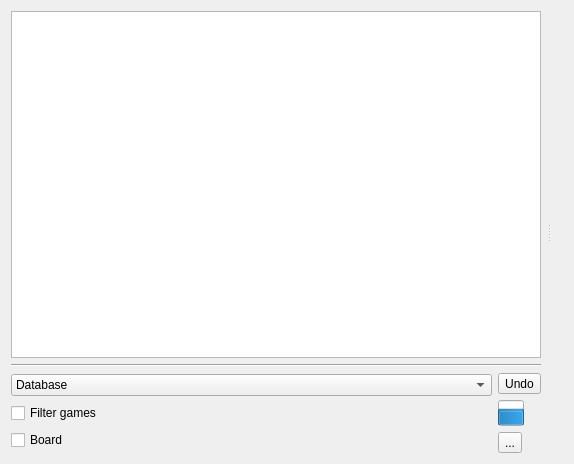
Isarhamster/chessx, file src/gui/openingtreewidget.ui: the form before one commit.
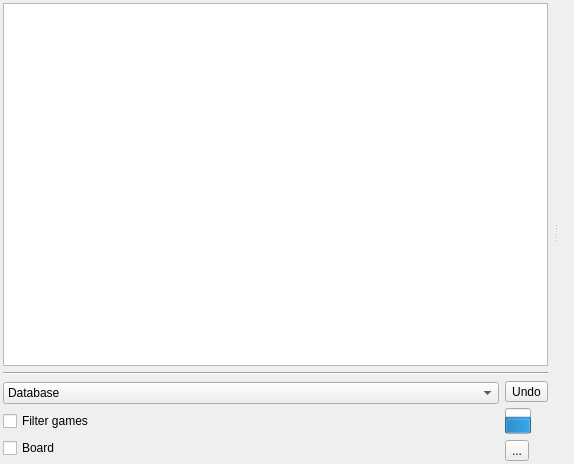
The form after the commit. Icons and pictures are not drawn. Custom widgets are drawn as their Qt base class.

```diff
--- a/src/gui/openingtreewidget.ui
+++ b/src/gui/openingtreewidget.ui
@@ -14,6 +14,18 @@
    <string>Form</string>
   </property>
   <layout class="QHBoxLayout" name="horizontalLayout_4">
+   <property name="leftMargin">
+    <number>3</number>
+   </property>
+   <property name="topMargin">
+    <number>3</number>
+   </property>
+   <property name="rightMargin">
+    <number>3</number>
+   </property>
+   <property name="bottomMargin">
+    <number>3</number>
+   </property>
    <item>
     <widget class="QSplitter" name="Splitter">
      <property name="sizePolicy">
```
